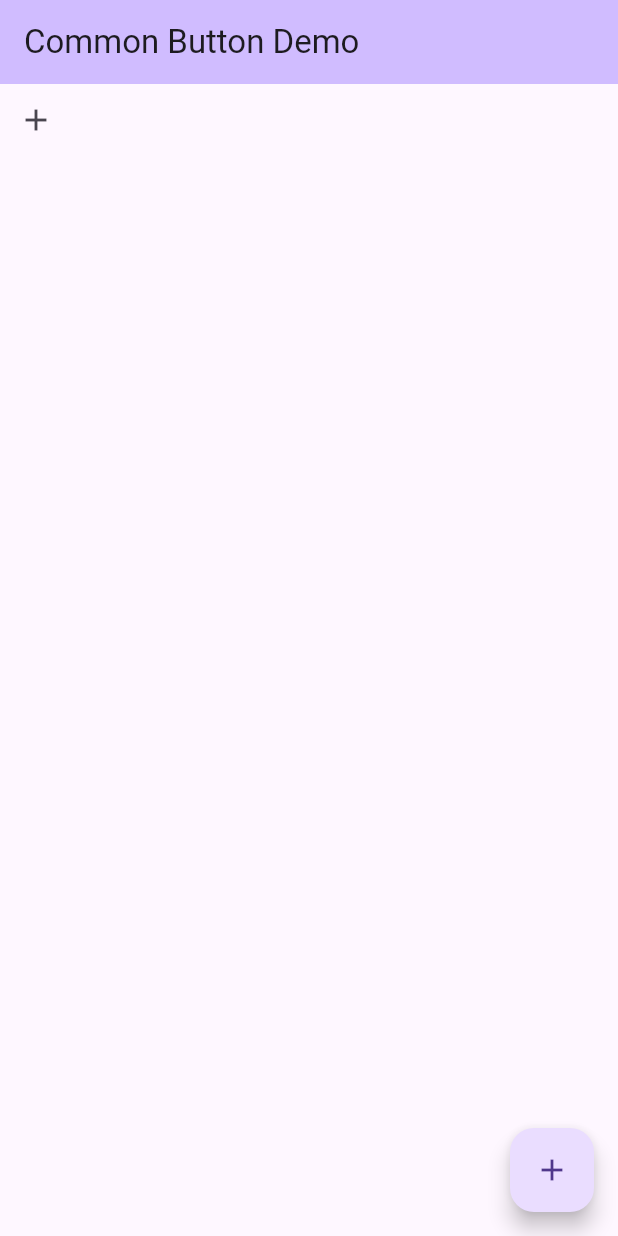
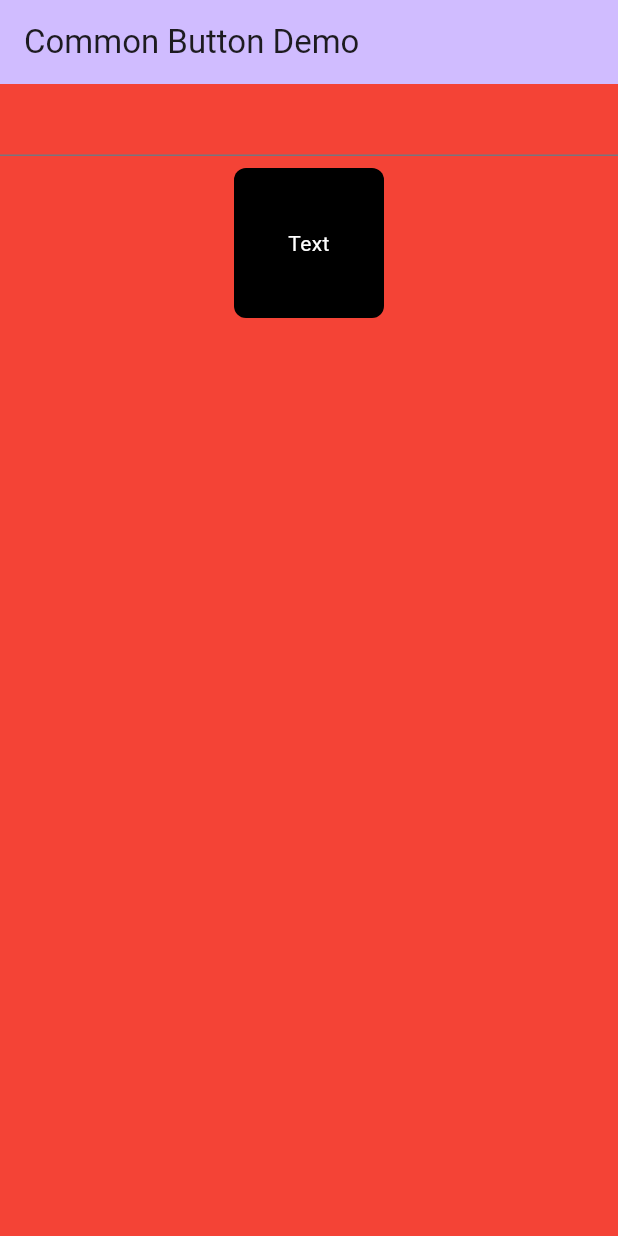
Before and after one commit to learning-21-hr/common_button, a Flutter app: the screen it shows after launch, on a phone screen of 412 x 824 dp. Run offline on Flutter 3.47's test engine with Material 3 defaults, Android fonts, the phone set to English and light mode, and no system bars; our stand-ins replace flutter_svg.

Commit message:
common button implementation

```diff
--- a/example/lib/main.dart
+++ b/example/lib/main.dart
@@ -13,20 +13,66 @@ class MyApp extends StatefulWidget {
 }
 
 class _MyAppState extends State<MyApp> {
+  TextEditingController controller = TextEditingController();
+  ValueNotifier<bool> notifier = ValueNotifier(false);
+
+  @override
+  void initState() {
+    super.initState();
+    controller.addListener(_checkIfUserCanPost);
+  }
+
+  void _checkIfUserCanPost() {
+    if (controller.text.trim().isNotEmpty) {
+      notifier.value = true;
+    } else {
+      notifier.value = false;
+    }
+  }
+
+  @override
+  void dispose() {
+    controller.dispose();
+    notifier.dispose();
+    super.dispose();
+  }
+
   @override
   Widget build(BuildContext context) {
     return MaterialApp(
         home: Scaffold(
             appBar: AppBar(
                 backgroundColor: Theme.of(context).colorScheme.inversePrimary, title: const Text('Common Button Demo')),
-            floatingActionButton: FloatingActionButton(
-              onPressed: () {},
-              child: const Icon(Icons.add),
-            ),
-            body: Column(children: [
-              CommonButton(onPressed: () {
-                debugPrint('Title');
-              }),
-            ])));
+            body: ColoredBox(
+              color: Colors.red,
+              child: Column(
+                children: [
+                  TextFormField(controller: controller),
+                  Center(
+                    child: ValueListenableBuilder<bool>(
+                      valueListenable: notifier,
+                      builder: (context, value, child) {
+                        return CommonButton(
+                          gradientColors: const [
+                            Colors.red,
+                            Colors.orange,
+                            Colors.yellow,
+                            Colors.green,
+                            Colors.blue,
+                            Colors.indigo,
+                            Colors.purple
+                          ],
+                          multipleTapDisable: true,
+                          makeDisabled: !value,
+                          label: 'Text',
+                          onTap: () => debugPrint('Title : ${DateTime.now().toString()}'),
+                          buttonSize: const Size(100, 100),
+                        );
+                      },
+                    ),
+                  ),
+                ],
+              ),
+            )));
   }
 }
--- a/lib/common_button.dart
+++ b/lib/common_button.dart
@@ -1,18 +1,139 @@
 library common_button;
 
 import 'package:flutter/material.dart';
+import 'package:flutter_svg/flutter_svg.dart';
+
+mixin TapBlocker {
+  final bool _isTapEnabled = true;
+
+  void handleTap(void Function()? onPressed, void Function({required bool enable}) updateState) {
+    if (_isTapEnabled) {
+      updateState(enable: false);
+      onPressed?.call();
+      Future.delayed(const Duration(milliseconds: 10000), () {
+        updateState(enable: true);
+      });
+    }
+  }
+}
 
 class CommonButton extends StatefulWidget {
-  const CommonButton({required this.onPressed, super.key});
-  final void Function()? onPressed;
-
+  const CommonButton({
+    required this.onTap,
+    this.label = '',
+    this.labelColor = Colors.black,
+    this.labelDisableColor = Colors.white,
+    this.buttonColor = Colors.white,
+    this.buttonDisableColor = Colors.black,
+    this.buttonSize = const Size(50, 50),
+    this.suffixIcon,
+    this.suffixIconSize = const Size(24, 24),
+    this.suffixIconColor,
+    this.prefixIcon,
+    this.prefixIconSize = const Size(24, 24),
+    this.prefixIconColor,
+    this.borderColor = Colors.transparent,
+    this.gradientColors,
+    this.borderRadius = 8.0,
+    this.labelStyle,
+    this.mainAxisAlignment = MainAxisAlignment.center,
+    this.crossAxisAlignment = CrossAxisAlignment.center,
+    this.margin = const EdgeInsets.all(8),
+    this.padding = const EdgeInsets.all(8),
+    this.multipleTapDisable = false,
+    this.makeDisabled = false,
+    super.key,
+  });
+  final void Function()? onTap;
+  final String label;
+  final Color labelColor;
+  final Color labelDisableColor;
+  final TextStyle? labelStyle;
+  final Size buttonSize;
+  final Color buttonColor;
+  final Color buttonDisableColor;
+  final String? suffixIcon;
+  final Size suffixIconSize;
+  final Color? suffixIconColor;
+  final String? prefixIcon;
+  final Size prefixIconSize;
+  final Color? prefixIconColor;
+  final Color borderColor;
+  final List<Color>? gradientColors;
+  final double borderRadius;
+  final MainAxisAlignment mainAxisAlignment;
+  final CrossAxisAlignment crossAxisAlignment;
+  final EdgeInsetsGeometry? margin;
+  final EdgeInsetsGeometry? padding;
+  final bool multipleTapDisable;
+  final bool makeDisabled;
   @override
   State<CommonButton> createState() => _CommonButtonState();
 }
 
-class _CommonButtonState extends State<CommonButton> {
+class _CommonButtonState extends State<CommonButton> with TapBlocker {
+  bool _isBlocked = false;
+
+  void _updateTapBlocker({required bool enable}) {
+    if (mounted) {
+      setState(() => _isBlocked = !enable);
+    }
+  }
+
+  bool get _shouldDisableButton => (_isBlocked && widget.multipleTapDisable) || widget.makeDisabled;
+
   @override
   Widget build(BuildContext context) {
-    return IconButton(onPressed: widget.onPressed, icon: const Icon(Icons.add));
+    final bool isGradient = widget.gradientColors != null && widget.gradientColors!.isNotEmpty && !_shouldDisableButton;
+    final Color resolvedTextColor = _shouldDisableButton ? widget.labelDisableColor : widget.labelColor;
+
+    return GestureDetector(
+      onTap: _shouldDisableButton ? null : () => handleTap(widget.onTap, _updateTapBlocker),
+      child: Container(
+        height: widget.buttonSize.height,
+        width: widget.buttonSize.width,
+        margin: widget.margin,
+        padding: widget.padding,
+        decoration: BoxDecoration(
+          color: _shouldDisableButton ? widget.buttonDisableColor : widget.buttonColor,
+          border: Border.all(color: widget.borderColor),
+          gradient: isGradient ? LinearGradient(colors: widget.gradientColors!) : null,
+          borderRadius: BorderRadius.circular(widget.borderRadius),
+        ),
+        child: Row(
+          mainAxisAlignment: widget.mainAxisAlignment,
+          crossAxisAlignment: widget.crossAxisAlignment,
+          children: [
+            if (widget.prefixIcon != null) ...[
+              _buildIcon(iconPath: widget.prefixIcon, size: widget.prefixIconSize, color: widget.prefixIconColor),
+            ],
+            Flexible(
+              child: Text(widget.label,
+                  textAlign: TextAlign.center,
+                  overflow: TextOverflow.ellipsis,
+                  style: widget.labelStyle?.copyWith(color: resolvedTextColor) ??
+                      TextStyle(fontSize: 14, color: resolvedTextColor)),
+            ),
+            if (widget.suffixIcon != null) ...[
+              _buildIcon(iconPath: widget.suffixIcon, size: widget.suffixIconSize, color: widget.suffixIconColor),
+            ],
+          ],
+        ),
+      ),
+    );
+  }
+
+  Widget _buildIcon({required String? iconPath, required Size size, required Color? color}) {
+    return iconPath != null
+        ? SizedBox(
+            height: size.height,
+            width: size.width,
+            child: SvgPicture.asset(
+              iconPath,
+              fit: BoxFit.fill,
+              colorFilter: color != null ? ColorFilter.mode(color, BlendMode.srcIn) : null,
+            ),
+          )
+        : const SizedBox.shrink();
   }
 }
--- a/pubspec.yaml
+++ b/pubspec.yaml
@@ -10,6 +10,7 @@ environment:
 dependencies:
   flutter:
     sdk: flutter
+  flutter_svg: ^2.0.17
 
 dev_dependencies:
   flutter_test:
```
Also changed, not shown: example/pubspec.lock, 2 other files.
